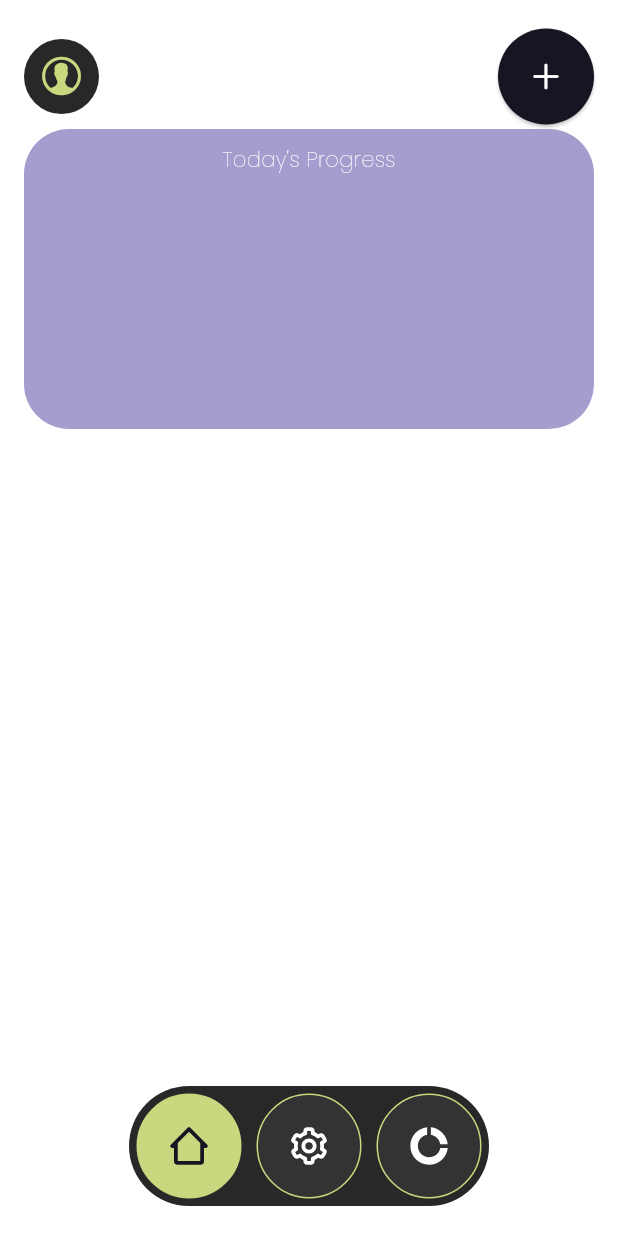
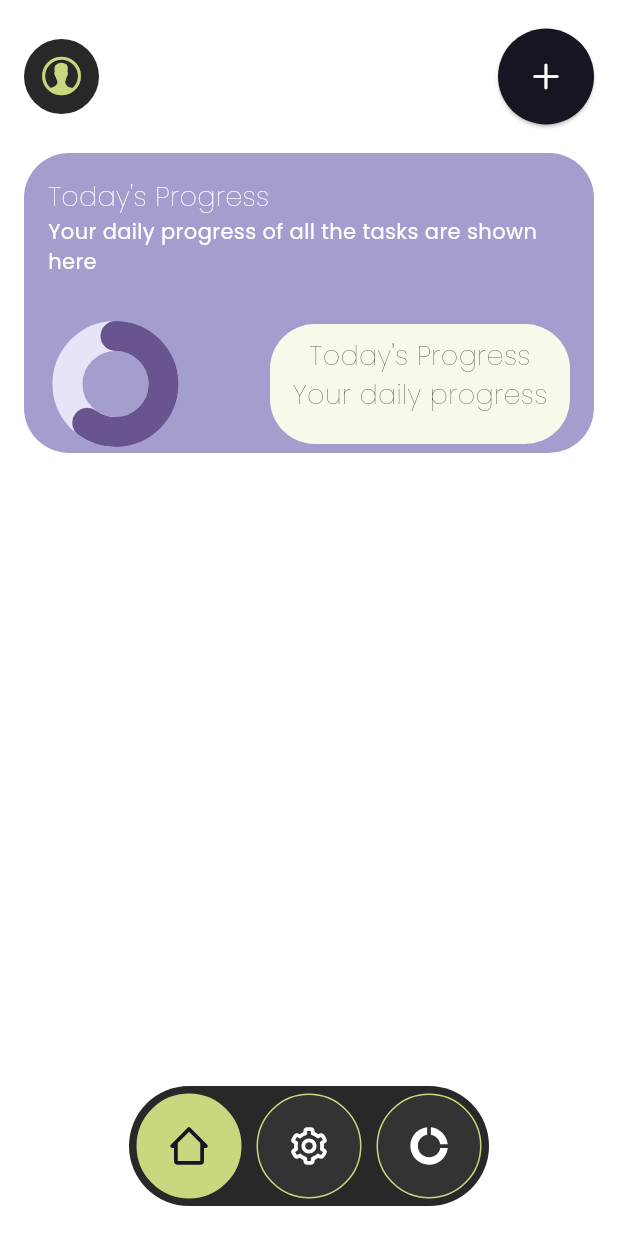
Before and after one commit to abhishekpanja554/attack_mode, a Flutter app: the screen it shows after launch, on a phone screen of 412 x 824 dp. Run offline on Flutter 3.47's test engine with Material 3 defaults, Android fonts, the phone set to English and light mode, and no system bars; our stand-ins replace dio, flutter_riverpod, gap, google_fonts, icons_plus, riverpod_annotation; generated files the repository leaves out were written again.

Commit message:
Circular progress bar added in the progress card.

```diff
--- a/lib/config/themes/styles.dart
+++ b/lib/config/themes/styles.dart
@@ -12,9 +12,21 @@ class TextStyleManager {
     return _instance;
   }
 
-  static TextStyle kTitleStyleWhite = GoogleFonts.poppins(
-    fontSize: 14,
+  static TextStyle kTitleStyleWhiteThin14 = GoogleFonts.poppins(
+    fontSize: 18,
     color: ColorManager.white,
     fontWeight: FontWeight.w200,
   );
+
+  static TextStyle kSubtitleStyleWhiteThin14 = GoogleFonts.poppins(
+    fontSize: 14,
+    color: ColorManager.white,
+    fontWeight: FontWeight.w400,
+  );
+
+  static TextStyle kTitleStyleWhite14 = GoogleFonts.poppins(
+    fontSize: 18,
+    color: ColorManager.darkGrey,
+    fontWeight: FontWeight.w200,
+  );
 }
--- a/lib/features/home/presentation/screens/home_screen.dart
+++ b/lib/features/home/presentation/screens/home_screen.dart
@@ -3,6 +3,7 @@ import 'package:attack_mode_app/config/themes/sizes.dart';
 import 'package:attack_mode_app/config/themes/styles.dart';
 import 'package:attack_mode_app/core/util/screen_size.dart';
 import 'package:attack_mode_app/core/widgets/circle_outline_button.dart';
+import 'package:attack_mode_app/features/home/presentation/widgets/circular_progress_indicator.dart';
 import 'package:flutter/cupertino.dart';
 import 'package:flutter/material.dart';
 import 'package:flutter_riverpod/flutter_riverpod.dart';
@@ -39,6 +40,65 @@ class _HomeScreenState extends ConsumerState<HomeScreen> {
     );
   }
 
+  Widget progressWidget() {
+    return Container(
+      width: double.infinity,
+      height: 200,
+      padding: SizesManager.kGeneralPadding16,
+      decoration: BoxDecoration(
+        borderRadius: SizesManager.kBorderRadius30,
+        color: ColorManager.purple,
+      ),
+      child: Column(
+        crossAxisAlignment: CrossAxisAlignment.start,
+        children: [
+          Text(
+            "Today's Progress",
+            style: TextStyleManager.kTitleStyleWhiteThin14,
+          ),
+          Text(
+            "Your daily progress of all the tasks are shown here",
+            style: TextStyleManager.kSubtitleStyleWhiteThin14,
+          ),
+          SizesManager.kSpace32,
+          Row(
+            mainAxisAlignment: MainAxisAlignment.spaceBetween,
+            children: [
+              const Padding(
+                padding: EdgeInsets.only(left: 10),
+                child: CircleProgressWidget(
+                  progress: 0.6,
+                ),
+              ),
+              SizesManager.kSpace16,
+              Container(
+                height: 80,
+                constraints: BoxConstraints(minWidth: 200),
+                padding: SizesManager.kGeneralPadding8,
+                decoration: BoxDecoration(
+                  borderRadius: SizesManager.kBorderRadius30,
+                  color: Color(0xffF7F9EA)
+                ),
+                child: Column(
+                  children: [
+                    Text(
+                      "Today's Progress",
+                      style: TextStyleManager.kTitleStyleWhite14,
+                    ),
+                    Text(
+                      "Your daily progress",
+                      style: TextStyleManager.kTitleStyleWhite14,
+                    ),
+                  ],
+                ),
+              )
+            ],
+          ),
+        ],
+      ),
+    );
+  }
+
   @override
   Widget build(BuildContext context) {
     return Scaffold(
@@ -53,23 +113,8 @@ class _HomeScreenState extends ConsumerState<HomeScreen> {
               crossAxisAlignment: CrossAxisAlignment.start,
               children: [
                 header(),
-                Container(
-                  width: double.infinity,
-                  height: 200,
-                  padding: SizesManager.kGeneralPadding10,
-                  decoration: BoxDecoration(
-                    borderRadius: SizesManager.kBorderRadius30,
-                    color: ColorManager.purple,
-                  ),
-                  child: Column(
-                    children: [
-                      Text(
-                        "Today's Progress",
-                        style: TextStyleManager.kTitleStyleWhite,
-                      ),
-                    ],
-                  ),
-                ),
+                SizesManager.kSpace16,
+                progressWidget(),
               ],
             ),
           ),
--- /dev/null
+++ b/lib/features/home/presentation/widgets/circular_progress_indicator.dart
@@ -0,0 +1,62 @@
+import 'package:attack_mode_app/config/themes/colors.dart';
+import 'package:flutter/material.dart';
+
+class CircleProgressWidget extends StatefulWidget {
+  final double progress;
+
+  const CircleProgressWidget({super.key, required this.progress});
+
+  @override
+  State<CircleProgressWidget> createState() => _CircleProgressWidgetState();
+}
+
+class _CircleProgressWidgetState extends State<CircleProgressWidget>
+    with SingleTickerProviderStateMixin {
+  late AnimationController controller;
+  late Animation tween;
+
+  @override
+  void initState() {
+    controller = AnimationController(
+      vsync: this,
+      duration: const Duration(milliseconds: 500),
+    );
+    tween = Tween(
+      begin: 0.0,
+      end: widget.progress,
+    ).animate(
+      CurvedAnimation(
+        parent: controller,
+        curve: Curves.decelerate,
+      ),
+    );
+    controller.forward();
+    // controller.repeat(reverse: true);
+    super.initState();
+  }
+
+  @override
+  void dispose() {
+    controller.dispose();
+    super.dispose();
+  }
+
+  @override
+  Widget build(BuildContext context) {
+    return SizedBox(
+      height: 70,
+      width: 70,
+      child: AnimatedBuilder(
+          animation: tween,
+          builder: (context, child) {
+            return CircularProgressIndicator(
+              value: tween.value,
+              strokeCap: StrokeCap.round,
+              strokeWidth: 20,
+              backgroundColor: ColorManager.lightPurple,
+              strokeAlign: -0.3,
+            );
+          }),
+    );
+  }
+}
--- a/pubspec.yaml
+++ b/pubspec.yaml
@@ -41,6 +41,7 @@ dependencies:
   dio: ^5.7.0
   google_fonts: ^6.2.1
   gap: ^3.0.1
+  fl_chart: ^0.69.2
 
 dev_dependencies:
   flutter_test:
```
Also changed, not shown: pubspec.lock.
